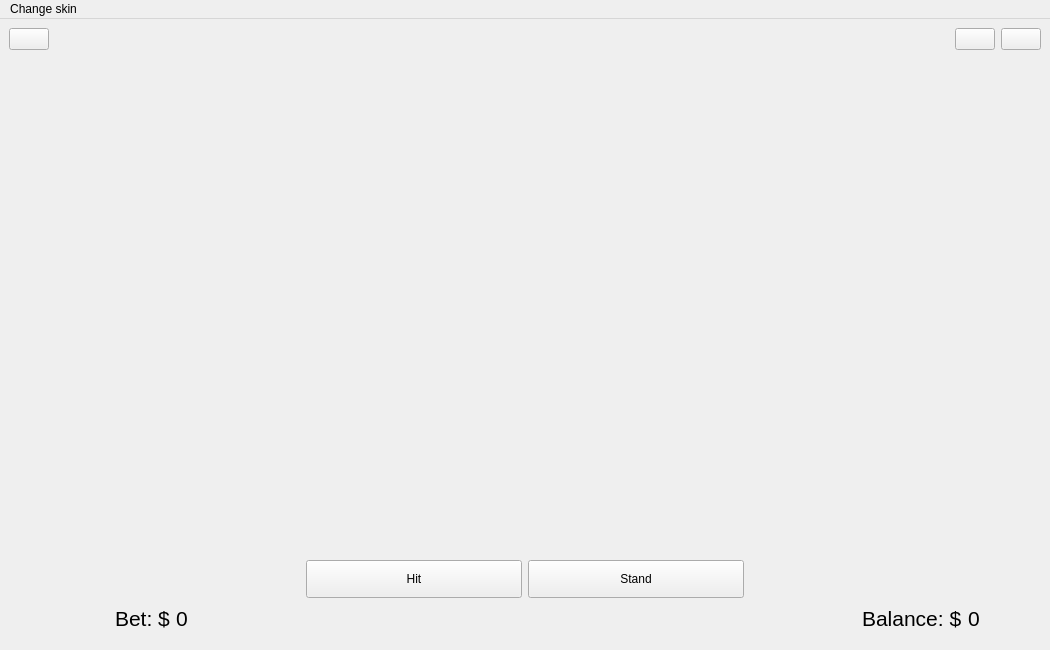
ShevaMed/BlackJack, file src/ui/mainwindow.ui: the form before one commit.
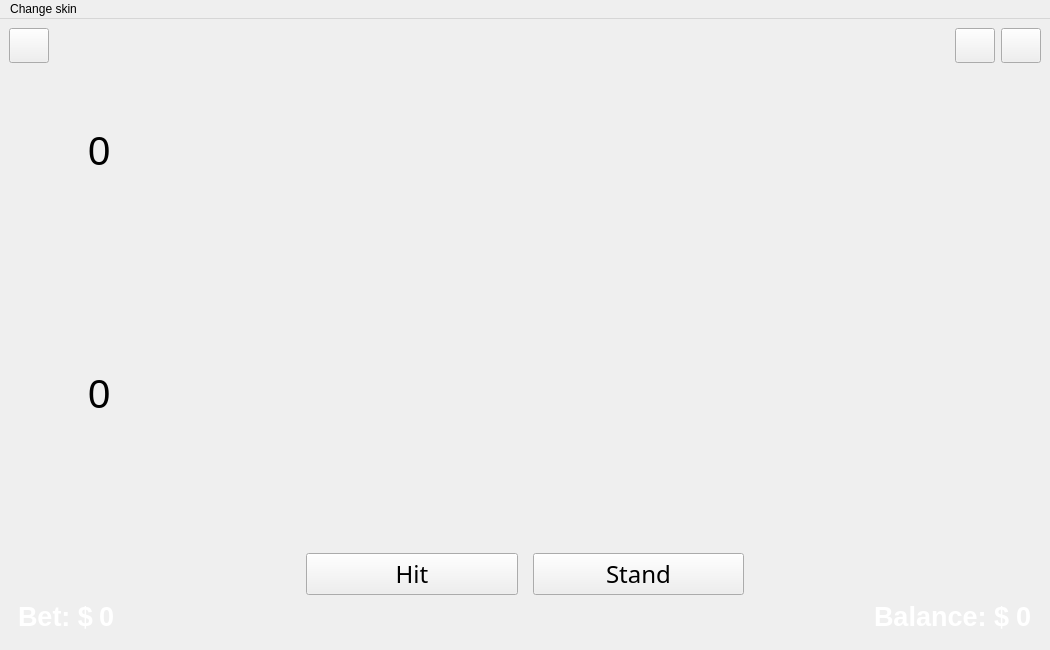
The form after the commit. The open tabs and pages were chosen to show the change. Icons and pictures are not drawn.

Patch:
```diff
--- a/src/ui/mainwindow.ui
+++ b/src/ui/mainwindow.ui
@@ -13,6 +13,9 @@
   <property name="windowTitle">
    <string>MainWindow</string>
   </property>
+  <property name="tabShape">
+   <enum>QTabWidget::Triangular</enum>
+  </property>
   <widget class="QWidget" name="centralwidget">
    <layout class="QVBoxLayout" name="verticalLayout_3">
     <item>
@@ -25,6 +28,12 @@
           <verstretch>0</verstretch>
          </sizepolicy>
         </property>
+        <property name="minimumSize">
+         <size>
+          <width>35</width>
+          <height>35</height>
+         </size>
+        </property>
         <property name="text">
          <string/>
         </property>
@@ -51,6 +60,15 @@
           <verstretch>0</verstretch>
          </sizepolicy>
         </property>
+        <property name="minimumSize">
+         <size>
+          <width>35</width>
+          <height>35</height>
+         </size>
+        </property>
+        <property name="styleSheet">
+         <string notr="true"/>
+        </property>
         <property name="text">
          <string/>
         </property>
@@ -64,6 +82,12 @@
           <verstretch>0</verstretch>
          </sizepolicy>
         </property>
+        <property name="minimumSize">
+         <size>
+          <width>35</width>
+          <height>35</height>
+         </size>
+        </property>
         <property name="text">
          <string/>
         </property>
@@ -763,11 +787,75 @@
       </widget>
       <widget class="QWidget" name="gamePage">
        <layout class="QVBoxLayout" name="verticalLayout_6">
+        <item>
+         <spacer name="verticalSpacer_13">
+          <property name="orientation">
+           <enum>Qt::Vertical</enum>
+          </property>
+          <property name="sizeType">
+           <enum>QSizePolicy::Fixed</enum>
+          </property>
+          <property name="sizeHint" stdset="0">
+           <size>
+            <width>20</width>
+            <height>50</height>
+           </size>
+          </property>
+         </spacer>
+        </item>
+        <item>
+         <layout class="QHBoxLayout" name="horizontalLayout_15">
+          <item>
+           <spacer name="horizontalSpacer_19">
+            <property name="orientation">
+             <enum>Qt::Horizontal</enum>
+            </property>
+            <property name="sizeType">
+             <enum>QSizePolicy::Fixed</enum>
+            </property>
+            <property name="sizeHint" stdset="0">
+             <size>
+              <width>70</width>
+              <height>20</height>
+             </size>
+            </property>
+           </spacer>
+          </item>
+          <item>
+           <widget class="QLabel" name="dealerScoreLabel">
+            <property name="font">
+             <font>
+              <pointsize>30</pointsize>
+             </font>
+            </property>
+            <property name="text">
+             <string>0</string>
+            </property>
+           </widget>
+          </item>
+          <item>
+           <spacer name="horizontalSpacer_18">
+            <property name="orientation">
+             <enum>Qt::Horizontal</enum>
+            </property>
+            <property name="sizeHint" stdset="0">
+             <size>
+              <width>40</width>
+              <height>20</height>
+             </size>
+            </property>
+           </spacer>
+          </item>
+         </layout>
+        </item>
         <item>
          <spacer name="verticalSpacer_8">
           <property name="orientation">
            <enum>Qt::Vertical</enum>
           </property>
+          <property name="sizeType">
+           <enum>QSizePolicy::Expanding</enum>
+          </property>
           <property name="sizeHint" stdset="0">
            <size>
             <width>20</width>
@@ -776,8 +864,75 @@
           </property>
          </spacer>
         </item>
+        <item>
+         <layout class="QHBoxLayout" name="horizontalLayout_14">
+          <property name="spacing">
+           <number>6</number>
+          </property>
+          <item>
+           <spacer name="horizontalSpacer_20">
+            <property name="orientation">
+             <enum>Qt::Horizontal</enum>
+            </property>
+            <property name="sizeType">
+             <enum>QSizePolicy::Fixed</enum>
+            </property>
+            <property name="sizeHint" stdset="0">
+             <size>
+              <width>70</width>
+              <height>20</height>
+             </size>
+            </property>
+           </spacer>
+          </item>
+          <item>
+           <widget class="QLabel" name="playerScoreLabel">
+            <property name="font">
+             <font>
+              <pointsize>30</pointsize>
+             </font>
+            </property>
+            <property name="text">
+             <string>0</string>
+            </property>
+           </widget>
+          </item>
+          <item>
+           <spacer name="horizontalSpacer_17">
+            <property name="orientation">
+             <enum>Qt::Horizontal</enum>
+            </property>
+            <property name="sizeHint" stdset="0">
+             <size>
+              <width>40</width>
+              <height>20</height>
+             </size>
+            </property>
+           </spacer>
+          </item>
+         </layout>
+        </item>
+        <item>
+         <spacer name="verticalSpacer_10">
+          <property name="orientation">
+           <enum>Qt::Vertical</enum>
+          </property>
+          <property name="sizeType">
+           <enum>QSizePolicy::Fixed</enum>
+          </property>
+          <property name="sizeHint" stdset="0">
+           <size>
+            <width>20</width>
+            <height>130</height>
+           </size>
+          </property>
+         </spacer>
+        </item>
         <item>
          <layout class="QHBoxLayout" name="horizontalLayout_13">
+          <property name="spacing">
+           <number>15</number>
+          </property>
           <item>
            <spacer name="horizontalSpacer_15">
             <property name="orientation">
@@ -799,9 +954,26 @@
               <verstretch>0</verstretch>
              </sizepolicy>
             </property>
+            <property name="font">
+             <font>
+              <family>Cascadia Mono</family>
+              <pointsize>18</pointsize>
+              <bold>false</bold>
+             </font>
+            </property>
             <property name="text">
              <string>Hit</string>
             </property>
+            <property name="icon">
+             <iconset resource="../../resources.qrc">
+              <normaloff>:/images/icons/hit.svg</normaloff>:/images/icons/hit.svg</iconset>
+            </property>
+            <property name="iconSize">
+             <size>
+              <width>25</width>
+              <height>25</height>
+             </size>
+            </property>
            </widget>
           </item>
           <item>
@@ -812,9 +984,25 @@
               <verstretch>0</verstretch>
              </sizepolicy>
             </property>
+            <property name="font">
+             <font>
+              <family>Cascadia Mono</family>
+              <pointsize>18</pointsize>
+             </font>
+            </property>
             <property name="text">
              <string>Stand</string>
             </property>
+            <property name="icon">
+             <iconset resource="../../resources.qrc">
+              <normaloff>:/images/icons/stand.svg</normaloff>:/images/icons/stand.svg</iconset>
+            </property>
+            <property name="iconSize">
+             <size>
+              <width>25</width>
+              <height>25</height>
+             </size>
+            </property>
            </widget>
           </item>
           <item>
@@ -836,28 +1024,16 @@
          <layout class="QHBoxLayout" name="horizontalLayout_12">
           <item>
            <layout class="QHBoxLayout" name="horizontalLayout_11">
-            <item>
-             <spacer name="horizontalSpacer_14">
-              <property name="orientation">
-               <enum>Qt::Horizontal</enum>
-              </property>
-              <property name="sizeHint" stdset="0">
-               <size>
-                <width>40</width>
-                <height>20</height>
-               </size>
-              </property>
-             </spacer>
-            </item>
             <item>
              <widget class="QLabel" name="label_7">
               <property name="font">
                <font>
-                <pointsize>16</pointsize>
+                <pointsize>20</pointsize>
+                <bold>true</bold>
                </font>
               </property>
               <property name="text">
-               <string>Bet: $</string>
+               <string>&lt;html&gt;&lt;head/&gt;&lt;body&gt;&lt;p&gt;&lt;span style=&quot; color:#ffffff;&quot;&gt;Bet: $&lt;/span&gt;&lt;/p&gt;&lt;/body&gt;&lt;/html&gt;</string>
               </property>
              </widget>
             </item>
@@ -865,11 +1041,12 @@
              <widget class="QLabel" name="betGameLabel">
               <property name="font">
                <font>
-                <pointsize>16</pointsize>
+                <pointsize>20</pointsize>
+                <bold>true</bold>
                </font>
               </property>
               <property name="text">
-               <string>0</string>
+               <string>&lt;html&gt;&lt;head/&gt;&lt;body&gt;&lt;p&gt;&lt;span style=&quot; color:#ffffff;&quot;&gt;0&lt;/span&gt;&lt;/p&gt;&lt;/body&gt;&lt;/html&gt;</string>
               </property>
              </widget>
             </item>
@@ -894,11 +1071,12 @@
              <widget class="QLabel" name="label_8">
               <property name="font">
                <font>
-                <pointsize>16</pointsize>
+                <pointsize>20</pointsize>
+                <bold>true</bold>
                </font>
               </property>
               <property name="text">
-               <string>Balance: $</string>
+               <string>&lt;html&gt;&lt;head/&gt;&lt;body&gt;&lt;p&gt;&lt;span style=&quot; color:#ffffff;&quot;&gt;Balance: $&lt;/span&gt;&lt;/p&gt;&lt;/body&gt;&lt;/html&gt;</string>
               </property>
              </widget>
             </item>
@@ -906,27 +1084,15 @@
              <widget class="QLabel" name="balanceGameLabel">
               <property name="font">
                <font>
-                <pointsize>16</pointsize>
+                <pointsize>20</pointsize>
+                <bold>true</bold>
                </font>
               </property>
               <property name="text">
-               <string>0</string>
+               <string>&lt;html&gt;&lt;head/&gt;&lt;body&gt;&lt;p&gt;&lt;span style=&quot; color:#ffffff;&quot;&gt;0&lt;/span&gt;&lt;/p&gt;&lt;/body&gt;&lt;/html&gt;</string>
               </property>
              </widget>
             </item>
-            <item>
-             <spacer name="horizontalSpacer_13">
-              <property name="orientation">
-               <enum>Qt::Horizontal</enum>
-              </property>
-              <property name="sizeHint" stdset="0">
-               <size>
-                <width>40</width>
-                <height>20</height>
-               </size>
-              </property>
-             </spacer>
-            </item>
            </layout>
           </item>
          </layout>
```
Left out of the diff: 68 changed lines with no effect on the pictures.
